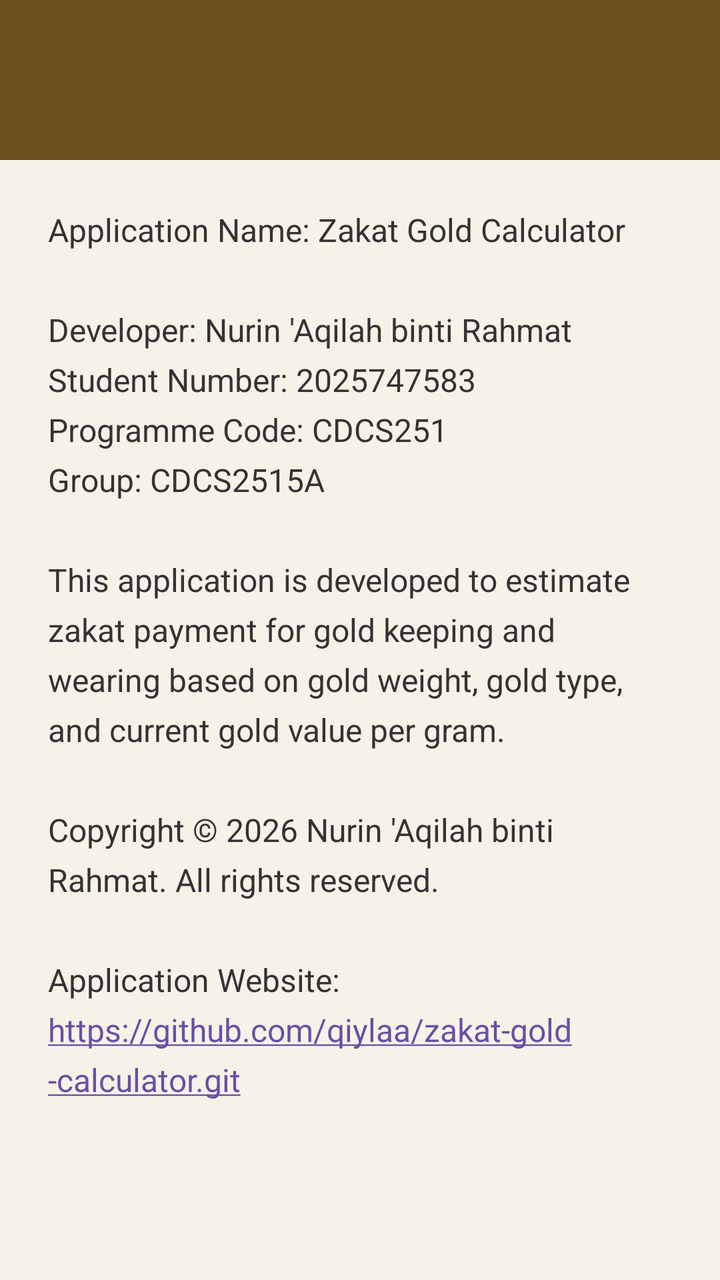
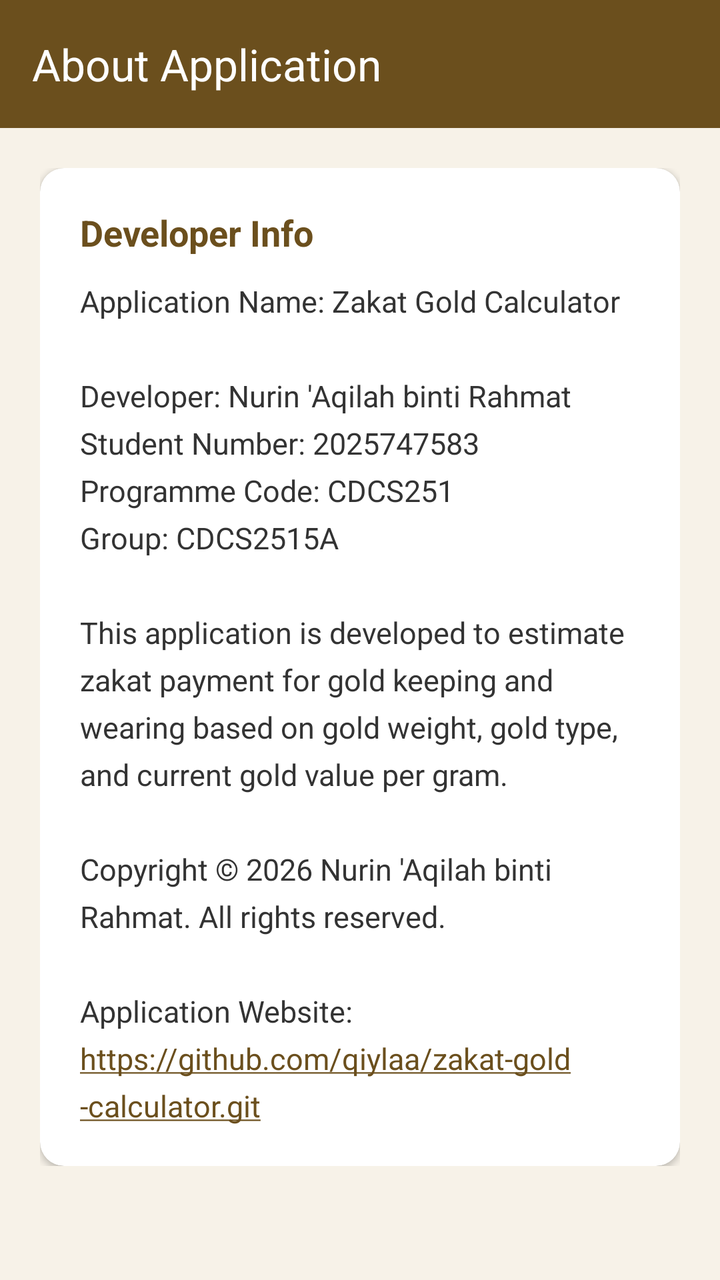

Before-and-after screenshots of an Android layout around one commit, followed by the original layout XML and the change that was made.
<!-- AndroidManifest.xml: application theme Theme.ZakatGoldCalculator -->
<!-- res/layout/activity_about.xml -->
<?xml version="1.0" encoding="utf-8"?>
<ScrollView xmlns:android="http://schemas.android.com/apk/res/android"
    android:layout_width="match_parent"
    android:layout_height="match_parent"
    android:background="#F7F2E8">

    <LinearLayout
        android:layout_width="match_parent"
        android:layout_height="wrap_content"
        android:orientation="vertical">

        <androidx.appcompat.widget.Toolbar
            android:id="@+id/aboutToolbar"
            android:layout_width="match_parent"
            android:layout_height="80dp"
            android:paddingTop="24dp"
            android:background="#6B4F1D"
            android:title="About Application"
            android:titleTextColor="#FFFFFF" />

        <LinearLayout
            android:layout_width="match_parent"
            android:layout_height="wrap_content"
            android:orientation="vertical"
            android:padding="24dp">

            <TextView
                android:id="@+id/aboutText"
                android:layout_width="match_parent"
                android:layout_height="wrap_content"
                android:textSize="16sp"
                android:textColor="#333333"
                android:autoLink="web"
                android:lineSpacingExtra="6dp"
                android:text="Application Name: Zakat Gold Calculator&#10;&#10;Developer: Nurin 'Aqilah binti Rahmat&#10;Student Number: 2025747583&#10;Programme Code: CDCS251&#10;Group: CDCS2515A&#10;&#10;This application is developed to estimate zakat payment for gold keeping and wearing based on gold weight, gold type, and current gold value per gram.&#10;&#10;Copyright © 2026 Nurin 'Aqilah binti Rahmat. All rights reserved.&#10;&#10;Application Website:&#10;https://github.com/qiylaa/zakat-gold-calculator.git" />

        </LinearLayout>

    </LinearLayout>
</ScrollView>
<!-- resources referenced by this layout -->
<resources>
  <style name="Theme.ZakatGoldCalculator" parent="Base.Theme.ZakatGoldCalculator" />
  <style name="Base.Theme.ZakatGoldCalculator" parent="Theme.Material3.DayNight.NoActionBar">
          
          
      </style>
</resources>

<!-- the commit's change to res/layout/activity_about.xml (unified diff, before → after) -->
@@ -1,40 +1,65 @@
 <?xml version="1.0" encoding="utf-8"?>
-<ScrollView xmlns:android="http://schemas.android.com/apk/res/android"
+<LinearLayout xmlns:android="http://schemas.android.com/apk/res/android"
+    xmlns:app="http://schemas.android.com/apk/res-auto"
     android:layout_width="match_parent"
     android:layout_height="match_parent"
-    android:background="#F7F2E8">
+    android:orientation="vertical"
+    android:background="@color/gold_background"
+    android:fitsSystemWindows="true">
 
-    <LinearLayout
+    <androidx.appcompat.widget.Toolbar
+        android:id="@+id/aboutToolbar"
         android:layout_width="match_parent"
-        android:layout_height="wrap_content"
-        android:orientation="vertical">
+        android:layout_height="?attr/actionBarSize"
+        android:background="@color/gold_primary"
+        app:title="@string/about_title"
+        app:titleTextColor="@color/white"
+        android:elevation="4dp" />
 
-        <androidx.appcompat.widget.Toolbar
-            android:id="@+id/aboutToolbar"
-            android:layout_width="match_parent"
-            android:layout_height="80dp"
-            android:paddingTop="24dp"
-            android:background="#6B4F1D"
-            android:title="About Application"
-            android:titleTextColor="#FFFFFF" />
+    <ScrollView
+        android:layout_width="match_parent"
+        android:layout_height="match_parent">
 
         <LinearLayout
             android:layout_width="match_parent"
             android:layout_height="wrap_content"
             android:orientation="vertical"
-            android:padding="24dp">
+            android:padding="20dp">
 
-            <TextView
-                android:id="@+id/aboutText"
+            <androidx.cardview.widget.CardView
                 android:layout_width="match_parent"
                 android:layout_height="wrap_content"
-                android:textSize="16sp"
-                android:textColor="#333333"
-                android:autoLink="web"
-                android:lineSpacingExtra="6dp"
-                android:text="Application Name: Zakat Gold Calculator&#10;&#10;Developer: Nurin 'Aqilah binti Rahmat&#10;Student Number: 2025747583&#10;Programme Code: CDCS251&#10;Group: CDCS2515A&#10;&#10;This application is developed to estimate zakat payment for gold keeping and wearing based on gold weight, gold type, and current gold value per gram.&#10;&#10;Copyright © 2026 Nurin 'Aqilah binti Rahmat. All rights reserved.&#10;&#10;Application Website:&#10;https://github.com/qiylaa/zakat-gold-calculator.git" />
+                app:cardCornerRadius="12dp"
+                app:cardElevation="2dp"
+                app:cardBackgroundColor="@color/white">
+
+                <LinearLayout
+                    android:layout_width="match_parent"
+                    android:layout_height="wrap_content"
+                    android:orientation="vertical"
+                    android:padding="20dp">
+
+                    <TextView
+                        android:layout_width="wrap_content"
+                        android:layout_height="wrap_content"
+                        android:text="@string/developer_info_title"
+                        android:textStyle="bold"
+                        android:textColor="@color/gold_primary"
+                        android:textSize="18sp"
+                        android:layout_marginBottom="12dp" />
+
+                    <TextView
+                        android:id="@+id/aboutText"
+                        android:layout_width="match_parent"
+                        android:layout_height="wrap_content"
+                        android:textSize="15sp"
+                        android:textColor="@color/text_dark"
+                        android:autoLink="web"
+                        android:lineSpacingExtra="6dp"
+                        android:text="@string/about_content" />
+                </LinearLayout>
+            </androidx.cardview.widget.CardView>
 
         </LinearLayout>
-
-    </LinearLayout>
-</ScrollView>
+    </ScrollView>
+</LinearLayout>
<!-- resource entries referenced after the edit -->
@@ -1,9 +1,23 @@
 <!-- resources referenced by this layout -->
 <resources>
+  <color name="gold_background">#F7F2E8</color>
+  <color name="gold_primary">#6B4F1D</color>
+  <color name="text_dark">#333333</color>
+  <color name="white">#FFFFFFFF</color>
+  <string name="about_content">Application Name: Zakat Gold Calculator\n\nDeveloper: Nurin \'Aqilah binti Rahmat\nStudent Number: 2025747583\nProgramme Code: CDCS251\nGroup: CDCS2515A\n\nThis application is developed to estimate zakat payment for gold keeping and wearing based on gold weight, gold type, and current gold value per gram.\n\nCopyright © 2026 Nurin \'Aqilah binti Rahmat. All rights reserved.\n\nApplication Website:\nhttps://github.com/qiylaa/zakat-gold-calculator.git</string>
+  <string name="about_title">About Application</string>
+  <string name="developer_info_title">Developer Info</string>
   <style name="Theme.ZakatGoldCalculator" parent="Base.Theme.ZakatGoldCalculator" />
   <style name="Base.Theme.ZakatGoldCalculator" parent="Theme.Material3.DayNight.NoActionBar">
           
-          
+          <item name="colorPrimary">@color/gold_primary</item>
+          <item name="colorSecondary">@color/gold_secondary</item>
+          <item name="colorError">@color/error_color</item>
+          <item name="android:statusBarColor">@color/gold_primary</item>
+          <item name="android:windowLightStatusBar">false</item>
+          <item name="android:navigationBarColor">@color/gold_background</item>
       </style>
+  <color name="gold_secondary">#B8860B</color>
+  <color name="error_color">#B00020</color>
 </resources>
 
